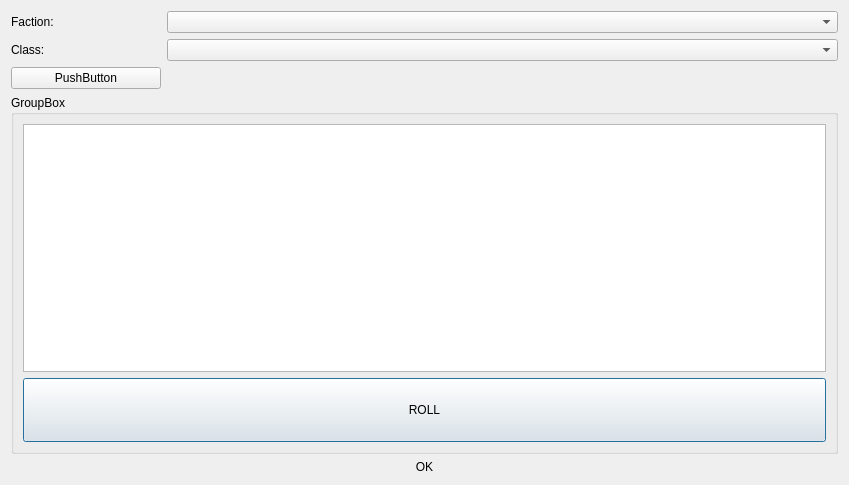
Before: the Qt Designer form newherodialog.ui in SpaceWind/battle_progress_client, drawn with Qt 5.
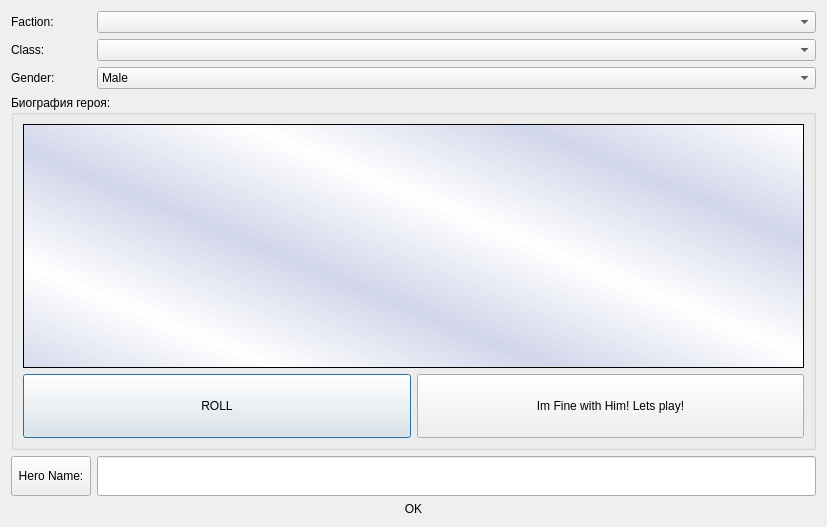
After: the same form once the commit is applied. Icons and pictures are not drawn.

Patch:
```diff
--- a/newherodialog.ui
+++ b/newherodialog.ui
@@ -6,8 +6,8 @@
    <rect>
     <x>0</x>
     <y>0</y>
-    <width>849</width>
-    <height>485</height>
+    <width>827</width>
+    <height>527</height>
    </rect>
   </property>
   <property name="windowTitle">
@@ -17,42 +17,7 @@
    <item>
     <layout class="QGridLayout" name="gridLayout">
      <item row="0" column="1">
-      <widget class="QComboBox" name="comboBox"/>
-     </item>
-     <item row="3" column="0" colspan="2">
-      <widget class="QGroupBox" name="groupBox">
-       <property name="title">
-        <string>GroupBox</string>
-       </property>
-       <layout class="QVBoxLayout" name="verticalLayout_2">
-        <item>
-         <widget class="QTextEdit" name="textEdit"/>
-        </item>
-        <item>
-         <widget class="QPushButton" name="pushButton">
-          <property name="minimumSize">
-           <size>
-            <width>0</width>
-            <height>64</height>
-           </size>
-          </property>
-          <property name="text">
-           <string>ROLL</string>
-          </property>
-          <property name="icon">
-           <iconset resource="main.qrc">
-            <normaloff>:/assets/roll.png</normaloff>:/assets/roll.png</iconset>
-          </property>
-          <property name="iconSize">
-           <size>
-            <width>48</width>
-            <height>48</height>
-           </size>
-          </property>
-         </widget>
-        </item>
-       </layout>
-      </widget>
+      <widget class="QComboBox" name="faction_combobox"/>
      </item>
      <item row="1" column="0">
       <widget class="QLabel" name="label_3">
@@ -77,17 +42,143 @@
      <item row="1" column="1">
       <widget class="QComboBox" name="comboBox_2"/>
      </item>
-     <item row="2" column="0">
+     <item row="3" column="0" colspan="2">
+      <widget class="QGroupBox" name="groupBox">
+       <property name="title">
+        <string>Биография героя:</string>
+       </property>
+       <layout class="QVBoxLayout" name="verticalLayout_2">
+        <item>
+         <widget class="QTextEdit" name="hero_desc">
+          <property name="font">
+           <font>
+            <pointsize>12</pointsize>
+            <stylestrategy>PreferAntialias</stylestrategy>
+           </font>
+          </property>
+          <property name="styleSheet">
+           <string notr="true">background-color: #EEEEEE;
+background: qlineargradient(spread:reflect, x1:0.43, y1:0.67, x2:0.204, y2:0.841, stop:0 rgba(101, 122, 224, 50), stop:1 rgba(255, 255, 255, 255));
+
+</string>
+          </property>
+          <property name="frameShadow">
+           <enum>QFrame::Sunken</enum>
+          </property>
+          <property name="readOnly">
+           <bool>true</bool>
+          </property>
+         </widget>
+        </item>
+        <item>
+         <layout class="QHBoxLayout" name="horizontalLayout">
+          <item>
+           <widget class="QPushButton" name="pushButton">
+            <property name="minimumSize">
+             <size>
+              <width>0</width>
+              <height>64</height>
+             </size>
+            </property>
+            <property name="text">
+             <string>ROLL</string>
+            </property>
+            <property name="icon">
+             <iconset resource="main.qrc">
+              <normaloff>:/assets/roll.png</normaloff>:/assets/roll.png</iconset>
+            </property>
+            <property name="iconSize">
+             <size>
+              <width>48</width>
+              <height>48</height>
+             </size>
+            </property>
+           </widget>
+          </item>
+          <item>
+           <widget class="QPushButton" name="pushButton_3">
+            <property name="sizePolicy">
+             <sizepolicy hsizetype="Minimum" vsizetype="Preferred">
+              <horstretch>0</horstretch>
+              <verstretch>0</verstretch>
+             </sizepolicy>
+            </property>
+            <property name="text">
+             <string>Im Fine with Him! Lets play!</string>
+            </property>
+            <property name="icon">
+             <iconset resource="main.qrc">
+              <normaloff>:/assets/save.png</normaloff>:/assets/save.png</iconset>
+            </property>
+            <property name="iconSize">
+             <size>
+              <width>44</width>
+              <height>48</height>
+             </size>
+            </property>
+           </widget>
+          </item>
+         </layout>
+        </item>
+       </layout>
+      </widget>
+     </item>
+     <item row="5" column="0">
       <widget class="QPushButton" name="pushButton_2">
+       <property name="minimumSize">
+        <size>
+         <width>0</width>
+         <height>40</height>
+        </size>
+       </property>
        <property name="text">
-        <string>PushButton</string>
+        <string>Hero Name:</string>
        </property>
       </widget>
      </item>
+     <item row="5" column="1">
+      <widget class="QLineEdit" name="hero_name">
+       <property name="minimumSize">
+        <size>
+         <width>0</width>
+         <height>40</height>
+        </size>
+       </property>
+       <property name="font">
+        <font>
+         <pointsize>16</pointsize>
+        </font>
+       </property>
+       <property name="text">
+        <string/>
+       </property>
+      </widget>
+     </item>
+     <item row="2" column="0">
+      <widget class="QLabel" name="label">
+       <property name="text">
+        <string>Gender:</string>
+       </property>
+      </widget>
+     </item>
+     <item row="2" column="1">
+      <widget class="QComboBox" name="gender_combobox">
+       <item>
+        <property name="text">
+         <string>Male</string>
+        </property>
+       </item>
+       <item>
+        <property name="text">
+         <string>Female</string>
+        </property>
+       </item>
+      </widget>
+     </item>
     </layout>
    </item>
    <item>
-    <widget class="QLabel" name="label">
+    <widget class="QLabel" name="status_label">
      <property name="maximumSize">
       <size>
        <width>16777215</width>
```
Left out of the diff: 2 changed lines with no effect on the pictures.
